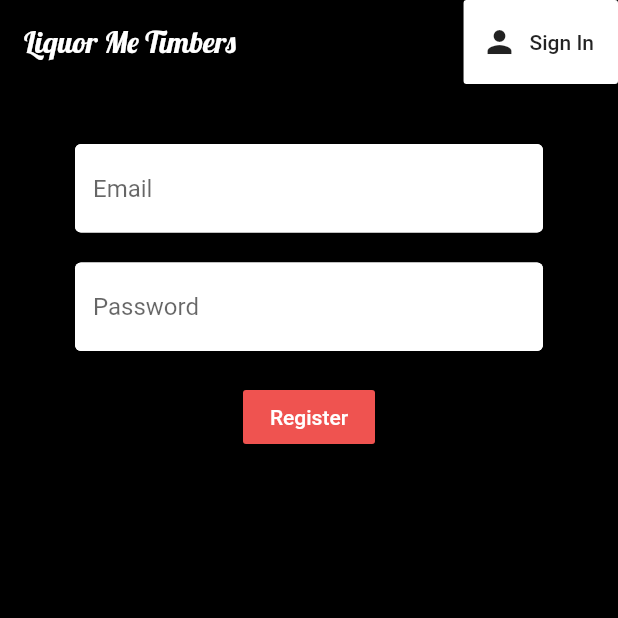
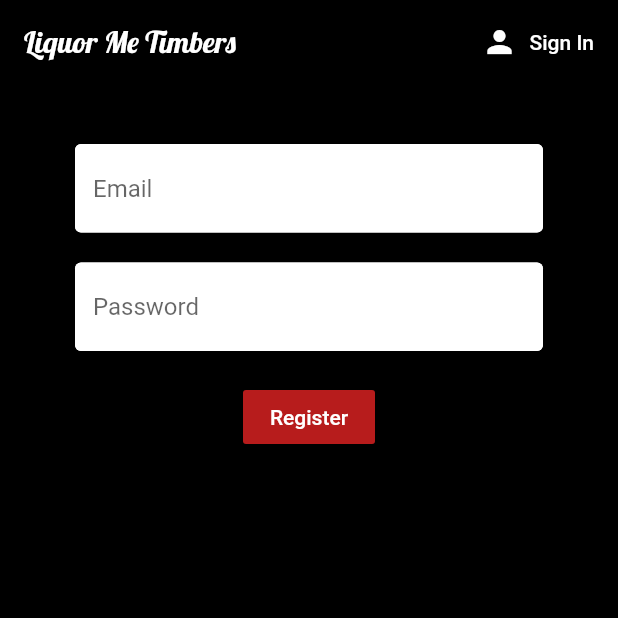
Before and after one commit to ChicoState/LiquorMeTimbers, a Flutter app: the screen it shows after launch, after a tap on "Register", on a phone screen of 412 x 824 dp, the top half of it. Run offline on Flutter 3.47's test engine with Material 2 defaults, Android fonts, the phone set to English and light mode, and no system bars; our stand-ins replace cloud_firestore, firebase_auth; accounts and stored records are empty; network calls fail.

Commit message:
fix aesthetics

```diff
--- a/lib/screens/auth/register.dart
+++ b/lib/screens/auth/register.dart
@@ -34,9 +34,12 @@ class _RegisterState extends State<Register> {
         ),
         actions: <Widget>[
           FlatButton.icon(
-            icon: Icon(Icons.person),
-            label: Text('Sign In'),
-            color: Colors.white,
+            icon: Icon(Icons.person,
+                color: Colors.white),
+            label: Text('Sign In',
+                style: TextStyle(
+                    color:Colors.white)),
+            color: Colors.black,
             onPressed: () {
               widget.toggleView();
             },
@@ -92,7 +95,7 @@ class _RegisterState extends State<Register> {
                   }),
               SizedBox(height: 20.0),
               RaisedButton(
-                  color: Colors.red[400],
+                  color: Colors.red[900],
                   child: Text(
                     'Register',
                     style: TextStyle(color: Colors.white),
--- a/lib/screens/auth/sign_in.dart
+++ b/lib/screens/auth/sign_in.dart
@@ -41,11 +41,14 @@ class _SignInState extends State<SignIn> {
           FlatButton.icon(
             icon: Icon(
               Icons.person,
+                color: Colors.white,
             ),
             label: Text(
               'Register',
+                style: TextStyle(
+                    color:Colors.white)
             ),
-            color: Colors.white,
+            color: Colors.black,
             onPressed: () {
               widget.toggleView();
             },
@@ -107,7 +110,7 @@ class _SignInState extends State<SignIn> {
                 height: 20.0,
               ),
               RaisedButton(
-                color: Colors.red[400],
+                color: Colors.red[900],
                 child: Text(
                   'Sign in',
                   style: TextStyle(
@@ -128,6 +131,18 @@ class _SignInState extends State<SignIn> {
                   }
                 },
               ),
+              RaisedButton(
+                  color: Colors.black,
+                child: Text(
+                    'Use Without An Account',
+                  style: TextStyle(
+                    color: Colors.white,
+                  ),
+                ),
+                onPressed: () async {
+                  dynamic result = await _auth.signInAnon();
+                }
+              ),
               SizedBox(
                 height: 12.0,
               ),
--- a/pubspec.yaml
+++ b/pubspec.yaml
@@ -39,6 +39,8 @@ dev_dependencies:
 
 # The following section is specific to Flutter.
 flutter:
+  assets:
+    - assets/images/
   fonts:
     - family: lobster
       fonts:
```
Also changed, not shown: lib/screens/home/home.dart (+33 -7 lines).
